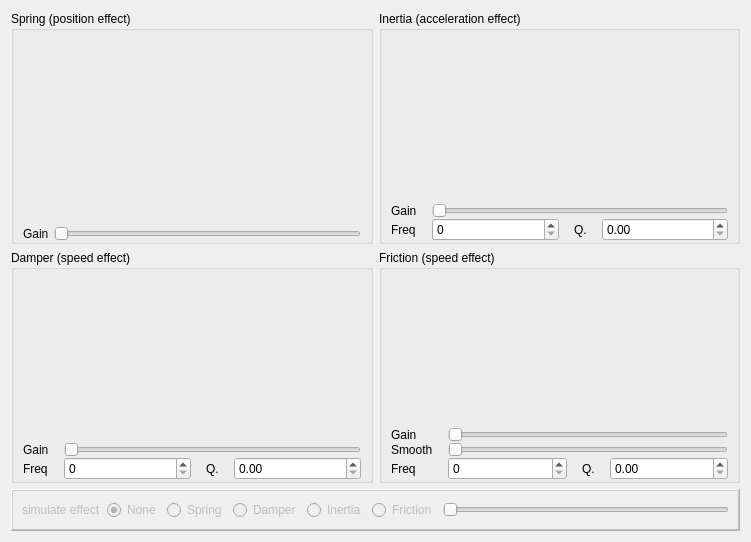
Old version of the form res/effects_tuning.ui in the repository Ultrawipf/OpenFFBoard-configurator.
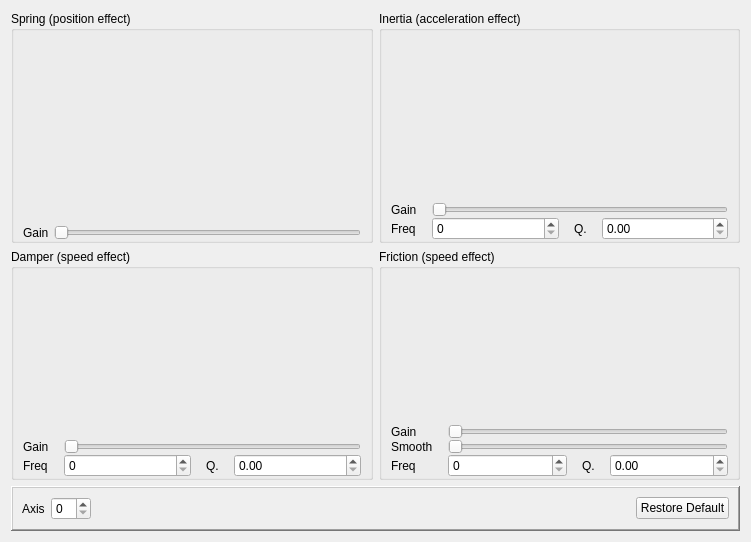
New version of the form. Custom widgets are drawn as their Qt base class.

Commit message: Add axis selection and restore default button.

The edit to the form file:
```diff
--- a/res/effects_tuning.ui
+++ b/res/effects_tuning.ui
@@ -352,7 +352,7 @@
    <item row="2" column="0" colspan="2">
     <widget class="QFrame" name="frame">
      <property name="enabled">
-      <bool>false</bool>
+      <bool>true</bool>
      </property>
      <property name="sizePolicy">
       <sizepolicy hsizetype="Preferred" vsizetype="Fixed">
@@ -367,56 +367,47 @@
       <enum>QFrame::Raised</enum>
      </property>
      <layout class="QGridLayout" name="gridLayout_6">
-      <item row="0" column="3">
-       <widget class="QRadioButton" name="radioButton_4">
-        <property name="text">
-         <string>Damper</string>
-        </property>
-       </widget>
-      </item>
-      <item row="0" column="0">
-       <widget class="QLabel" name="label_11">
-        <property name="text">
-         <string>simulate effect</string>
-        </property>
-       </widget>
-      </item>
-      <item row="0" column="4">
-       <widget class="QRadioButton" name="radioButton_3">
-        <property name="text">
-         <string>Inertia</string>
-        </property>
-       </widget>
-      </item>
-      <item row="0" column="1">
-       <widget class="QRadioButton" name="radioButton_2">
-        <property name="text">
-         <string>None</string>
-        </property>
-        <property name="checked">
-         <bool>true</bool>
-        </property>
-       </widget>
-      </item>
       <item row="0" column="5">
-       <widget class="QRadioButton" name="radioButton">
-        <property name="text">
-         <string>Friction</string>
+       <widget class="QSpinBox" name="spinBox_axis">
+        <property name="minimumSize">
+         <size>
+          <width>40</width>
+          <height>0</height>
+         </size>
         </property>
-       </widget>
-      </item>
-      <item row="0" column="2">
-       <widget class="QRadioButton" name="radioButton_5">
-        <property name="text">
-         <string>Spring</string>
+        <property name="maximum">
+         <number>1</number>
         </property>
        </widget>
       </item>
       <item row="0" column="6">
-       <widget class="QSlider" name="horizontalSlider">
+       <spacer name="horizontalSpacer">
         <property name="orientation">
          <enum>Qt::Horizontal</enum>
         </property>
+        <property name="sizeHint" stdset="0">
+         <size>
+          <width>40</width>
+          <height>20</height>
+         </size>
+        </property>
+       </spacer>
+      </item>
+      <item row="0" column="7">
+       <widget class="QPushButton" name="pushButton_restore">
+        <property name="focusPolicy">
+         <enum>Qt::NoFocus</enum>
+        </property>
+        <property name="text">
+         <string>Restore Default</string>
+        </property>
+       </widget>
+      </item>
+      <item row="0" column="4">
+       <widget class="QLabel" name="label_11">
+        <property name="text">
+         <string>Axis</string>
+        </property>
        </widget>
       </item>
      </layout>
```
Left out of the diff: 15 changed lines with no effect on the pictures. The commit also changes 1 other file.
